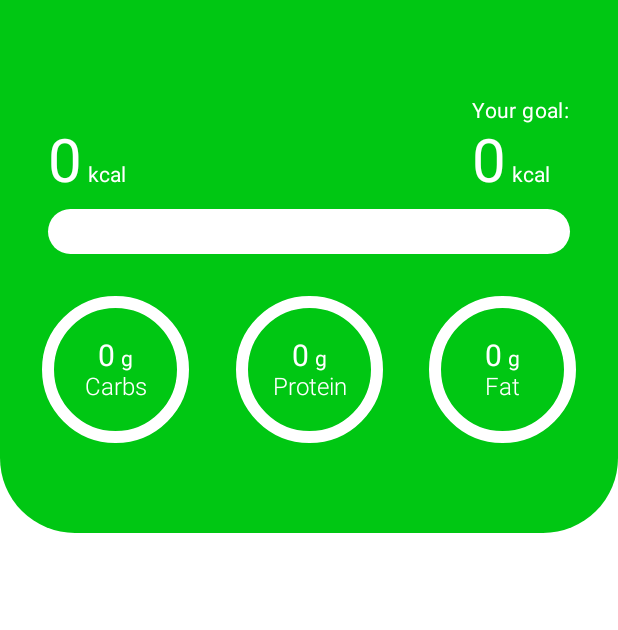
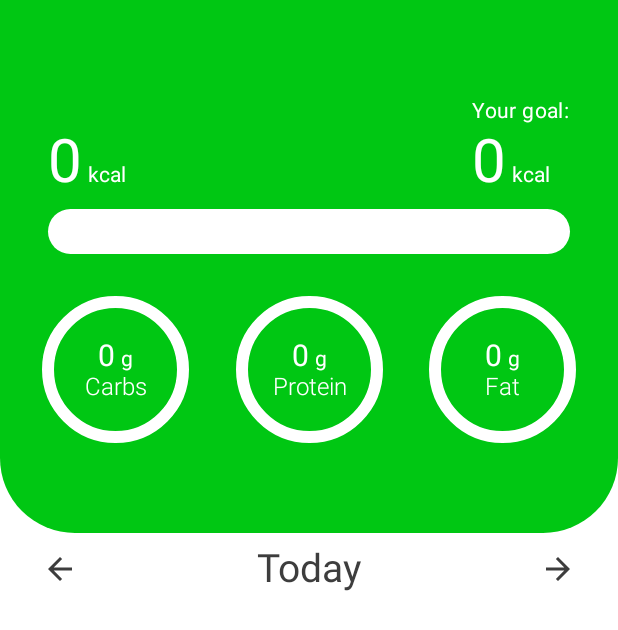
Before and after one commit to khorevigor/CalorieTracker_plc, an Android app built with Jetpack Compose: the TrackerOverviewScreen screen opened through its navigation route, on a phone screen of 412 x 824 dp. Shown: the top 630 px of the screen. Run offline under Robolectric (Android 15) with nearby library versions, the phone set to English and light mode, and no system bars; our stand-ins replace Dagger/Hilt's generated code, Room's generated code.

Commit message:
Create DaySelector

```diff
--- a/tracker/tracker_presentation/src/main/java/com/plcoding/tracker_presentation/tracker_overview/TrackerOverviewScreen.kt
+++ b/tracker/tracker_presentation/src/main/java/com/plcoding/tracker_presentation/tracker_overview/TrackerOverviewScreen.kt
@@ -1,6 +1,9 @@
 package com.plcoding.tracker_presentation.tracker_overview
 
+import androidx.compose.foundation.layout.Spacer
 import androidx.compose.foundation.layout.fillMaxSize
+import androidx.compose.foundation.layout.fillMaxWidth
+import androidx.compose.foundation.layout.height
 import androidx.compose.foundation.layout.padding
 import androidx.compose.foundation.lazy.LazyColumn
 import androidx.compose.runtime.Composable
@@ -9,6 +12,7 @@ import androidx.compose.ui.platform.LocalContext
 import androidx.hilt.navigation.compose.hiltViewModel
 import com.plcoding.core.util.UiEvent
 import com.plcoding.core_ui.LocalSpacing
+import com.plcoding.tracker_presentation.tracker_overview.components.DaySelector
 import com.plcoding.tracker_presentation.tracker_overview.components.NutrientsHeader
 
 @Composable
@@ -17,7 +21,7 @@ fun TrackerOverviewScreen(
     viewModel: TrackerOverviewViewModel = hiltViewModel()
 ) {
     val spacing = LocalSpacing.current
-    val start = viewModel.state
+    val state = viewModel.state
     val context = LocalContext.current
 
     LazyColumn(
@@ -26,7 +30,15 @@ fun TrackerOverviewScreen(
             .padding(bottom = spacing.spaceMedium)
     ) {
         item {
-            NutrientsHeader(state = viewModel.state)
+            NutrientsHeader(state = state)
+            DaySelector(
+                date = state.date,
+                onPreviousDayClick = { viewModel.onEvent(TrackerOverviewEvent.OnPreviousDayClick) },
+                onNextDayClick = { viewModel.onEvent(TrackerOverviewEvent.OnNextDayClick) },
+                modifier = Modifier.fillMaxWidth()
+                    .padding(horizontal = spacing.spaceMedium)
+            )
+            Spacer(modifier = Modifier.height(spacing.spaceMedium))
         }
     }
 }
--- /dev/null
+++ b/tracker/tracker_presentation/src/main/java/com/plcoding/tracker_presentation/tracker_overview/components/DaySelector.kt
@@ -0,0 +1,48 @@
+package com.plcoding.tracker_presentation.tracker_overview.components
+
+import androidx.compose.foundation.layout.Arrangement
+import androidx.compose.foundation.layout.Row
+import androidx.compose.material.Icon
+import androidx.compose.material.IconButton
+import androidx.compose.material.MaterialTheme
+import androidx.compose.material.Text
+import androidx.compose.material.icons.Icons
+import androidx.compose.material.icons.filled.ArrowBack
+import androidx.compose.material.icons.filled.ArrowForward
+import androidx.compose.runtime.Composable
+import androidx.compose.ui.Alignment
+import androidx.compose.ui.Modifier
+import androidx.compose.ui.res.stringResource
+import com.plcoding.tracker_presentation.R
+import java.time.LocalDate
+
+@Composable
+fun DaySelector(
+    date: LocalDate,
+    onPreviousDayClick: () -> Unit,
+    onNextDayClick: () -> Unit,
+    modifier: Modifier = Modifier
+) {
+    Row(
+        modifier = modifier,
+        horizontalArrangement = Arrangement.SpaceBetween,
+        verticalAlignment = Alignment.CenterVertically
+    ) {
+        IconButton(onClick = onPreviousDayClick) {
+            Icon(
+                imageVector = Icons.Default.ArrowBack,
+                contentDescription = stringResource(id = R.string.previous_day)
+            )
+        }
+        Text(
+            text = parseDateText(date = date),
+            style = MaterialTheme.typography.h2
+        )
+        IconButton(onClick = onNextDayClick) {
+            Icon(
+                imageVector = Icons.Default.ArrowForward,
+                contentDescription = stringResource(id = R.string.next_day)
+            )
+        }
+    }
+}
--- a/tracker/tracker_presentation/src/main/java/com/plcoding/tracker_presentation/tracker_overview/components/NutrientsHeader.kt
+++ b/tracker/tracker_presentation/src/main/java/com/plcoding/tracker_presentation/tracker_overview/components/NutrientsHeader.kt
@@ -70,7 +70,7 @@ fun NutrientsHeader(
                     color = MaterialTheme.colors.onPrimary
                 )
                 UnitDisplay(
-                    amount = state.caloriesGoal,
+                    amount = animatedCaloriesCount.value,
                     unit = stringResource(id = R.string.kcal),
                     amountColor = MaterialTheme.colors.onPrimary,
                     amountTextSize = 40.sp,
--- /dev/null
+++ b/tracker/tracker_presentation/src/main/java/com/plcoding/tracker_presentation/tracker_overview/components/parseDateText.kt
@@ -0,0 +1,18 @@
+package com.plcoding.tracker_presentation.tracker_overview.components
+
+import androidx.compose.runtime.Composable
+import androidx.compose.ui.res.stringResource
+import com.plcoding.tracker_presentation.R
+import java.time.LocalDate
+import java.time.format.DateTimeFormatter
+
+@Composable
+fun parseDateText(date: LocalDate): String {
+    val today = LocalDate.now()
+    return when(date) {
+        today -> stringResource(id = R.string.today)
+        today.minusDays(1) -> stringResource(id = R.string.yesterday)
+        today.plusDays(1) -> stringResource(id = R.string.tomorrow)
+        else -> DateTimeFormatter.ofPattern("dd LLLL").format(date)
+    }
+}
```
